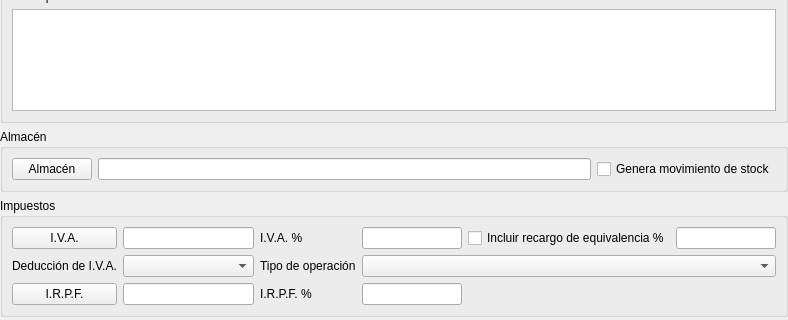
Qt form es.alephsistemas.gestion.common/lineasarticulos.dbrecord.ui (dpinelo/AlephERP-MainModules) before a commit; both pictures show x 0 to 788 and y 124 to 444 of the 788 by 704 pixel window.
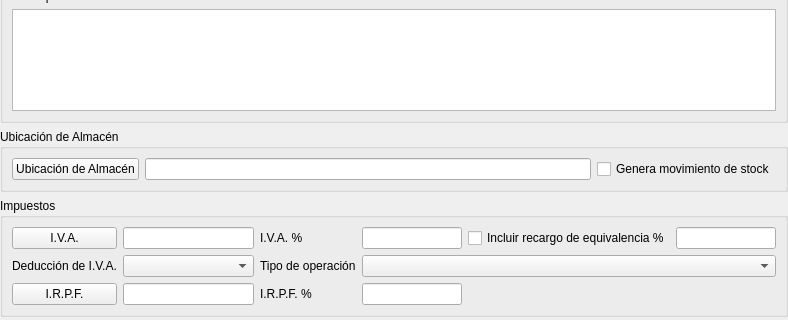
The same form after that commit. Custom widgets are drawn as their Qt base class.

```diff
--- a/es.alephsistemas.gestion.common/lineasarticulos.dbrecord.ui
+++ b/es.alephsistemas.gestion.common/lineasarticulos.dbrecord.ui
@@ -121,13 +121,13 @@
    <item>
     <widget class="QGroupBox" name="groupBox_4">
      <property name="title">
-      <string>Almacén</string>
+      <string>Ubicación de Almacén</string>
      </property>
      <layout class="QHBoxLayout" name="horizontalLayout">
       <item>
        <widget class="DBChooseRecordButton" name="db_idalmacen">
         <property name="text">
-         <string>Almacén</string>
+         <string>Ubicación de Almacén</string>
         </property>
         <property name="fieldName">
          <string>idalmacen</string>
```
Left out of the diff: 6 changed lines with no effect on the pictures.
